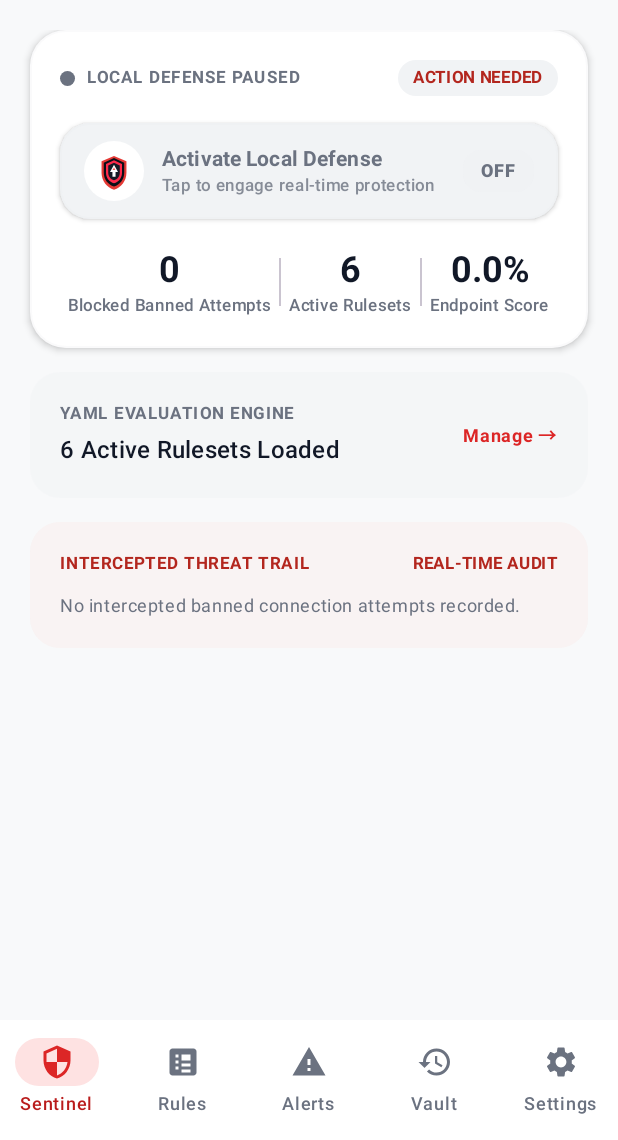
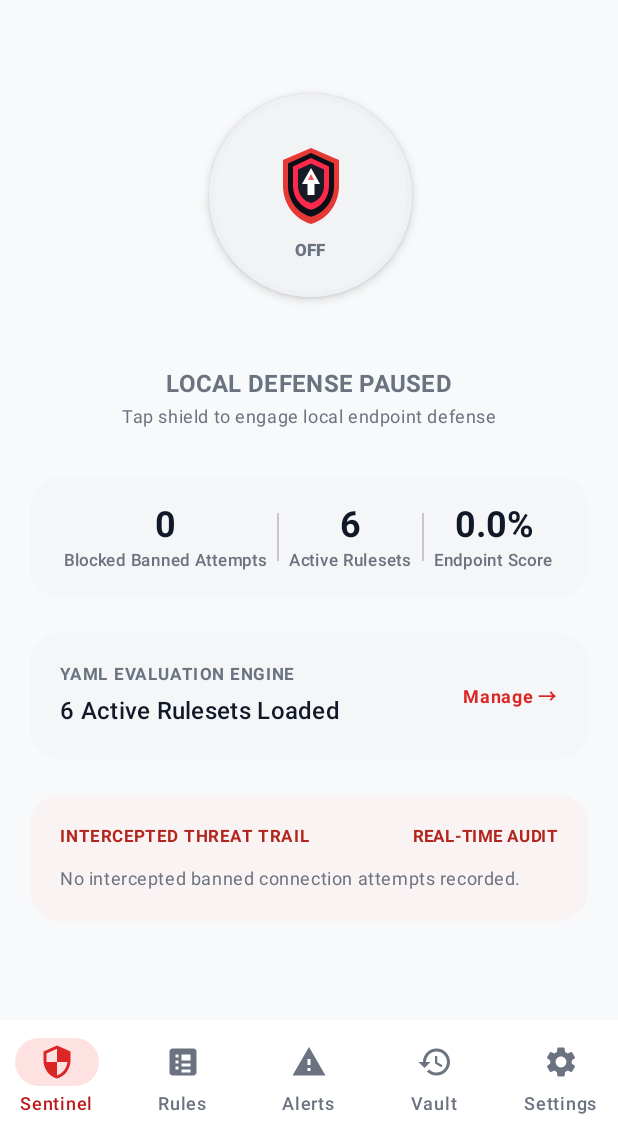
Before and after one commit to ctkqiang/NezhaEDRAndroid, an Android app built with Jetpack Compose: the screen it shows after launch (MainActivity), on a phone screen of 412 x 824 dp, the part 96-1236 px from its top. Run offline under Robolectric (Android 15) with nearby library versions, the phone set to English and light mode, and no system bars.

Commit message:
style(ui): refactor dashboard to unboxed Hero Sentinel Stage with central master power button and spacious metrics grid

```diff
--- a/app/src/main/java/xin/ctkqiang/nezhaedr/ui/main/MainScreen.kt
+++ b/app/src/main/java/xin/ctkqiang/nezhaedr/ui/main/MainScreen.kt
@@ -930,101 +930,53 @@ fun MinimalistDashboardTab(
             .padding(20.dp)
             .verticalScroll(rememberScrollState()),
         horizontalAlignment = Alignment.CenterHorizontally,
-        verticalArrangement = Arrangement.spacedBy(16.dp)
-    ) {
-        // Section 2: Master Status Control Card
-        AppleMasterStatusCard(
+        verticalArrangement = Arrangement.spacedBy(24.dp)
+    ) {
+        // Hero Sentinel Master Stage
+        Column(
+            horizontalAlignment = Alignment.CenterHorizontally,
+            verticalArrangement = Arrangement.spacedBy(16.dp),
+            modifier = Modifier.padding(top = 12.dp, bottom = 8.dp)
+        ) {
+            // One Big Central Master Power Button
+            MasterProtectionButton(
                 isActive = uiState.isVpnActive,
-            blockedAttemptsCount = uiState.blockedAttemptsCount,
-            activeRulesCount = uiState.rulePackage?.rules?.size ?: 0,
-            onToggleVpn = onToggleVpn
-        )
-
-        // Section 3: YAML Engine & Rule Status Card
-        AppleRuleEngineStatusCard(
-            activeRulesCount = uiState.rulePackage?.rules?.size ?: 0,
-            onManageClick = { onSelectTab(1) }
-        )
-
-        // Section 4: Threat Intercept Trail Card
-        AppleThreatTrailCard(
-            blockedSitesTrail = uiState.blockedSitesTrail
-        )
-    }
-}
-
-@Composable
-fun AppleMasterStatusCard(
-    isActive: Boolean,
-    blockedAttemptsCount: Int,
-    activeRulesCount: Int,
-    onToggleVpn: () -> Unit
-) {
+                onClick = onToggleVpn
+            )
+
+            Column(horizontalAlignment = Alignment.CenterHorizontally) {
+                Text(
+                    text = if (uiState.isVpnActive) stringResource(R.string.defense_engaged) else stringResource(R.string.defense_paused),
+                    style = MaterialTheme.typography.titleMedium,
+                    fontWeight = FontWeight.Bold,
+                    color = if (uiState.isVpnActive) MaterialTheme.colorScheme.primary else MaterialTheme.colorScheme.onSurfaceVariant
+                )
+                Spacer(modifier = Modifier.height(2.dp))
+                Text(
+                    text = if (uiState.isVpnActive) "NezhaCyberEDR Real-Time Engine Active" else "Tap shield to engage local endpoint defense",
+                    style = MaterialTheme.typography.bodySmall,
+                    color = MaterialTheme.colorScheme.onSurfaceVariant
+                )
+            }
+        }
+
+        // Metrics Row (Clean Unboxed Grid)
         Card(
-        shape = RoundedCornerShape(24.dp),
-        colors = CardDefaults.cardColors(containerColor = MaterialTheme.colorScheme.surface),
-        border = BorderStroke(1.dp, MaterialTheme.colorScheme.outline.copy(alpha = 0.25f)),
-        elevation = CardDefaults.cardElevation(defaultElevation = 3.dp),
+            shape = RoundedCornerShape(20.dp),
+            colors = CardDefaults.cardColors(containerColor = MaterialTheme.colorScheme.surfaceVariant.copy(alpha = 0.5f)),
             modifier = Modifier.fillMaxWidth()
         ) {
-        Column(
-            modifier = Modifier.padding(20.dp),
-            verticalArrangement = Arrangement.spacedBy(18.dp)
-        ) {
-            // Header Row: Status Indicator + Security Index
             Row(
-                modifier = Modifier.fillMaxWidth(),
-                horizontalArrangement = Arrangement.SpaceBetween,
-                verticalAlignment = Alignment.CenterVertically
-            ) {
-                Row(
-                    verticalAlignment = Alignment.CenterVertically,
-                    horizontalArrangement = Arrangement.spacedBy(8.dp)
-                ) {
-                    Surface(
-                        shape = CircleShape,
-                        color = if (isActive) MaterialTheme.colorScheme.primary else MaterialTheme.colorScheme.onSurfaceVariant,
-                        modifier = Modifier.size(10.dp)
-                    ) {}
-                    Text(
-                        text = if (isActive) stringResource(R.string.defense_engaged) else stringResource(R.string.defense_paused),
-                        style = MaterialTheme.typography.labelSmall,
-                        fontWeight = FontWeight.Bold,
-                        letterSpacing = 1.sp,
-                        color = if (isActive) MaterialTheme.colorScheme.primary else MaterialTheme.colorScheme.onSurfaceVariant
-                    )
-                }
-
-                Surface(
-                    shape = RoundedCornerShape(12.dp),
-                    color = if (isActive) MaterialTheme.colorScheme.primaryContainer else MaterialTheme.colorScheme.surfaceVariant
-                ) {
-                    Text(
-                        text = if (isActive) "98.4% OPTIMAL" else "ACTION NEEDED",
-                        style = MaterialTheme.typography.labelSmall,
-                        fontWeight = FontWeight.Bold,
-                        color = if (isActive) MaterialTheme.colorScheme.primary else MaterialTheme.colorScheme.error,
-                        modifier = Modifier.padding(horizontal = 10.dp, vertical = 4.dp)
-                    )
-                }
-            }
-
-            // Full-Width Tactile Hero Action Bar (Master Protection Button)
-            MasterProtectionButton(
-                isActive = isActive,
-                onClick = onToggleVpn
-            )
-
-            // Integrated 3-Column Metrics Dashboard Grid
-            Row(
-                modifier = Modifier.fillMaxWidth(),
+                modifier = Modifier
+                    .fillMaxWidth()
+                    .padding(16.dp),
                 horizontalArrangement = Arrangement.SpaceEvenly,
                 verticalAlignment = Alignment.CenterVertically
             ) {
                 MetricColumn(
                     label = stringResource(R.string.blocked_attempts_count),
-                    value = "$blockedAttemptsCount",
-                    isHighlight = blockedAttemptsCount > 0
+                    value = "${uiState.blockedAttemptsCount}",
+                    isHighlight = uiState.blockedAttemptsCount > 0
                 )
                 Box(
                     modifier = Modifier
@@ -1034,7 +986,7 @@ fun AppleMasterStatusCard(
                 )
                 MetricColumn(
                     label = stringResource(R.string.active_rules_count),
-                    value = "$activeRulesCount"
+                    value = "${uiState.rulePackage?.rules?.size ?: 0}"
                 )
                 Box(
                     modifier = Modifier
@@ -1044,10 +996,21 @@ fun AppleMasterStatusCard(
                 )
                 MetricColumn(
                     label = "Endpoint Score",
-                    value = if (isActive) "98.4%" else "0.0%"
-                )
-            }
-        }
+                    value = if (uiState.isVpnActive) "98.4%" else "0.0%"
+                )
+            }
+        }
+
+        // Section 3: YAML Engine & Rule Status Card
+        AppleRuleEngineStatusCard(
+            activeRulesCount = uiState.rulePackage?.rules?.size ?: 0,
+            onManageClick = { onSelectTab(1) }
+        )
+
+        // Section 4: Threat Intercept Trail Card
+        AppleThreatTrailCard(
+            blockedSitesTrail = uiState.blockedSitesTrail
+        )
     }
 }
 
@@ -1234,84 +1197,85 @@ fun MasterProtectionButton(
 ) {
     val haptic = LocalHapticFeedback.current
 
+    val transition = rememberInfiniteTransition(label = "PulseTransition")
+    val pulseScale by transition.animateFloat(
+        initialValue = 1.0f,
+        targetValue = 1.20f,
+        animationSpec = infiniteRepeatable(
+            animation = tween(1800, easing = FastOutSlowInEasing),
+            repeatMode = RepeatMode.Reverse
+        ),
+        label = "PulseScale"
+    )
+
     val activeColor = MaterialTheme.colorScheme.primary
-    val buttonBgColor by animateColorAsState(
+    val mainButtonColor by animateColorAsState(
         targetValue = if (isActive) activeColor else MaterialTheme.colorScheme.surfaceVariant,
         animationSpec = spring(stiffness = Spring.StiffnessMedium),
-        label = "ButtonBgColor"
-    )
-
-    val contentColor by animateColorAsState(
-        targetValue = if (isActive) MaterialTheme.colorScheme.onPrimary else MaterialTheme.colorScheme.onSurfaceVariant,
-        animationSpec = spring(stiffness = Spring.StiffnessMedium),
-        label = "ContentColor"
-    )
-
+        label = "ButtonColor"
+    )
+
+    Column(
+        horizontalAlignment = Alignment.CenterHorizontally,
+        verticalArrangement = Arrangement.spacedBy(14.dp),
+        modifier = Modifier.padding(vertical = 8.dp)
+    ) {
+        Box(
+            contentAlignment = Alignment.Center,
+            modifier = Modifier.size(180.dp)
+        ) {
+            // Sonar Radar Outer Pulse Aura
+            if (isActive) {
+                Box(
+                    modifier = Modifier
+                        .size(170.dp)
+                        .scale(pulseScale)
+                        .clip(CircleShape)
+                        .background(activeColor.copy(alpha = 0.15f))
+                )
+                Box(
+                    modifier = Modifier
+                        .size(150.dp)
+                        .clip(CircleShape)
+                        .background(activeColor.copy(alpha = 0.25f))
+                )
+            }
+
+            // One Big Central Master Power Shield Button (150dp)
             Surface(
                 onClick = {
                     haptic.performHapticFeedback(HapticFeedbackType.LongPress)
                     onClick()
                 },
-        shape = RoundedCornerShape(20.dp),
-        color = buttonBgColor,
-        shadowElevation = if (isActive) 8.dp else 2.dp,
-        border = BorderStroke(1.dp, if (isActive) activeColor else MaterialTheme.colorScheme.outline.copy(alpha = 0.3f)),
-        modifier = Modifier
-            .fillMaxWidth()
-            .height(64.dp)
-    ) {
-        Row(
-            modifier = Modifier
-                .fillMaxSize()
-                .padding(horizontal = 16.dp),
-            verticalAlignment = Alignment.CenterVertically,
-            horizontalArrangement = Arrangement.SpaceBetween
-        ) {
-            Row(
-                verticalAlignment = Alignment.CenterVertically,
-                horizontalArrangement = Arrangement.spacedBy(12.dp)
-            ) {
-                Surface(
                 shape = CircleShape,
-                    color = if (isActive) Color.White.copy(alpha = 0.2f) else MaterialTheme.colorScheme.surface,
-                    modifier = Modifier.size(40.dp)
-                ) {
-                    Box(contentAlignment = Alignment.Center) {
+                color = mainButtonColor,
+                shadowElevation = if (isActive) 12.dp else 4.dp,
+                border = BorderStroke(3.dp, if (isActive) activeColor else MaterialTheme.colorScheme.outline.copy(alpha = 0.4f)),
+                modifier = Modifier.size(135.dp)
+            ) {
+                Box(
+                    contentAlignment = Alignment.Center,
+                    modifier = Modifier.fillMaxSize()
+                ) {
+                    Column(
+                        horizontalAlignment = Alignment.CenterHorizontally,
+                        verticalArrangement = Arrangement.Center
+                    ) {
                         Icon(
                             painter = painterResource(id = R.drawable.ic_launcher_foreground),
-                            contentDescription = "Master Shield Icon",
+                            contentDescription = "Shield Master Power Button",
                             tint = Color.Unspecified,
-                            modifier = Modifier.size(32.dp)
-                        )
-                    }
-                }
-
-                Column {
-                    Text(
-                        text = if (isActive) "NezhaCyberEDR Active" else "Activate Local Defense",
-                        style = MaterialTheme.typography.titleSmall,
-                        fontWeight = FontWeight.Bold,
-                        color = contentColor
-                    )
-                    Text(
-                        text = if (isActive) "Tap to pause local defense" else "Tap to engage real-time protection",
+                            modifier = Modifier.size(72.dp)
+                        )
+                        Spacer(modifier = Modifier.height(2.dp))
+                        Text(
+                            text = if (isActive) stringResource(R.string.switch_on) else stringResource(R.string.switch_off),
                             style = MaterialTheme.typography.labelSmall,
-                        color = contentColor.copy(alpha = 0.8f)
-                    )
-                }
-            }
-
-            Surface(
-                shape = RoundedCornerShape(12.dp),
-                color = if (isActive) Color.White.copy(alpha = 0.25f) else MaterialTheme.colorScheme.outline.copy(alpha = 0.2f)
-            ) {
-                Text(
-                    text = if (isActive) stringResource(R.string.switch_on) else stringResource(R.string.switch_off),
-                    style = MaterialTheme.typography.labelMedium,
                             fontWeight = FontWeight.ExtraBold,
-                    color = contentColor,
-                    modifier = Modifier.padding(horizontal = 12.dp, vertical = 6.dp)
-                )
+                            color = if (isActive) MaterialTheme.colorScheme.onPrimary else MaterialTheme.colorScheme.onSurfaceVariant
+                        )
+                    }
+                }
             }
         }
     }
```
Lines whose indentation alone changed are shown as unchanged.
